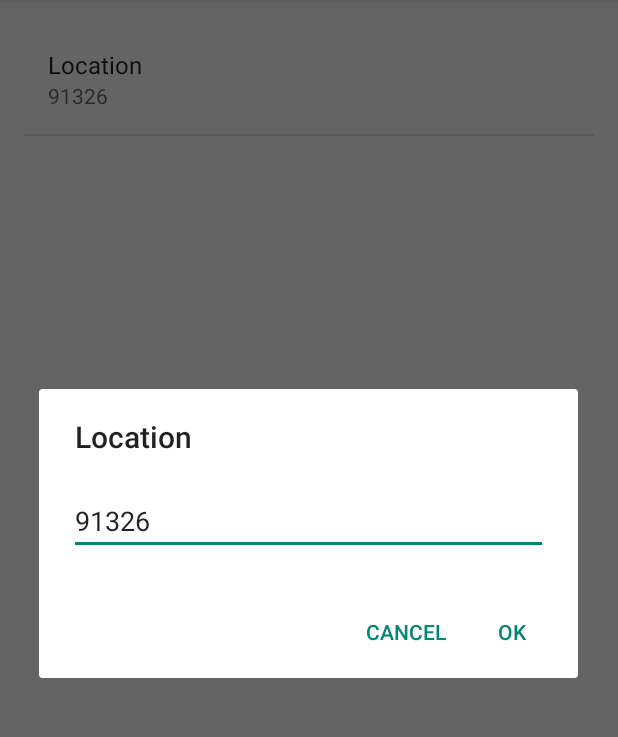
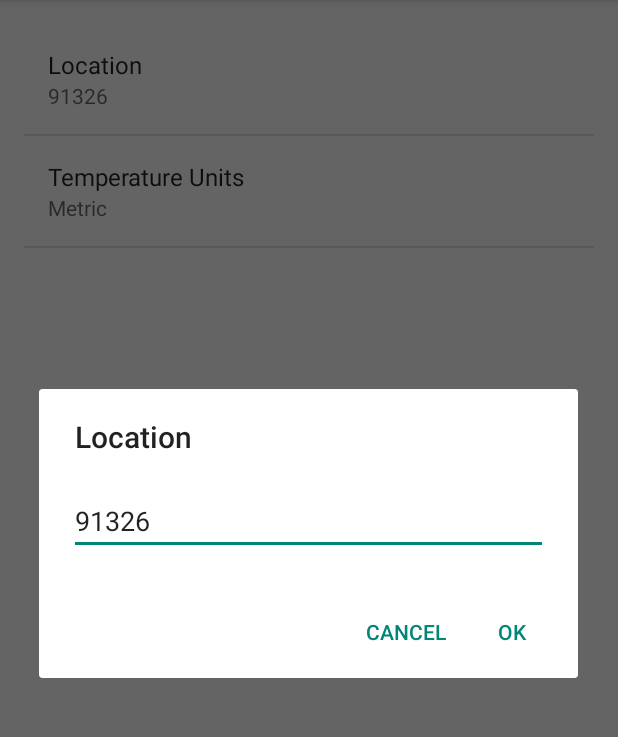
Before and after one commit to habibmichael/Sunshine, an Android app: the fragment SettingsFragment placed in its activity, after a tap on "Location", on a phone screen of 412 x 824 dp, the part 84-821 px from its top. Run offline under Robolectric (Android 15) with nearby library versions, the phone set to English and light mode, and no system bars.

Commit message:
Add preference for temperature units

```diff
--- a/app/src/main/java/com/example/android/sunshine/app/SettingsFragment.java
+++ b/app/src/main/java/com/example/android/sunshine/app/SettingsFragment.java
@@ -24,6 +24,7 @@ public class SettingsFragment extends PreferenceFragment implements Preference.O
 
         addPreferencesFromResource(R.xml.pref_general);
         bindPreferenceSummaryToValue(findPreference(getString(R.string.pref_location_key)));
+        bindPreferenceSummaryToValue(findPreference(getString(R.string.pref_temp_key)));
     }
 
     public SettingsFragment() {
@@ -69,5 +70,4 @@ public class SettingsFragment extends PreferenceFragment implements Preference.O
         }
         return true;
     }
-
 }
--- /dev/null
+++ b/app/src/main/res/values/arrays.xml
@@ -0,0 +1,11 @@
+<?xml version="1.0" encoding="utf-8"?>
+<resources>
+    <string-array name="pref_temp_entries">
+        <item>Metric</item>
+        <item>Imperial</item>
+    </string-array>
+    <string-array name="pref_temp_values" >
+        <item>metric</item>
+        <item>imperial</item>
+    </string-array>
+</resources>
--- a/app/src/main/res/values/strings.xml
+++ b/app/src/main/res/values/strings.xml
@@ -11,5 +11,9 @@
     <string name="pref_location_label">Location</string>
     <string name="pref_location_key" translatable="false">location</string>
     <string name="pref_location_default" translatable="false">91326</string>
+    <string name="pref_temp_label">Temperature Units</string>
+    <string name="pref_temp_default">metric</string>
+    <string name="pref_temp_key">temp_units</string>
+    <string name="pref_temp_imperial">imperial</string>
 
 </resources>
--- a/app/src/main/res/xml/pref_general.xml
+++ b/app/src/main/res/xml/pref_general.xml
@@ -9,5 +9,14 @@
         android:singleLine="true"
         android:inputType="text"/>
 
+    <ListPreference
+        android:title="@string/pref_temp_label"
+        android:entries="@array/pref_temp_entries"
+        android:entryValues="@array/pref_temp_values"
+        android:defaultValue="@string/pref_temp_default"
+        android:key="@string/pref_temp_key"
+       />
+
+
 
 </PreferenceScreen>
```
Also changed, not shown: app/src/main/java/com/example/android/sunshine/app/ForecastFragment.java (+14 -1 lines).
